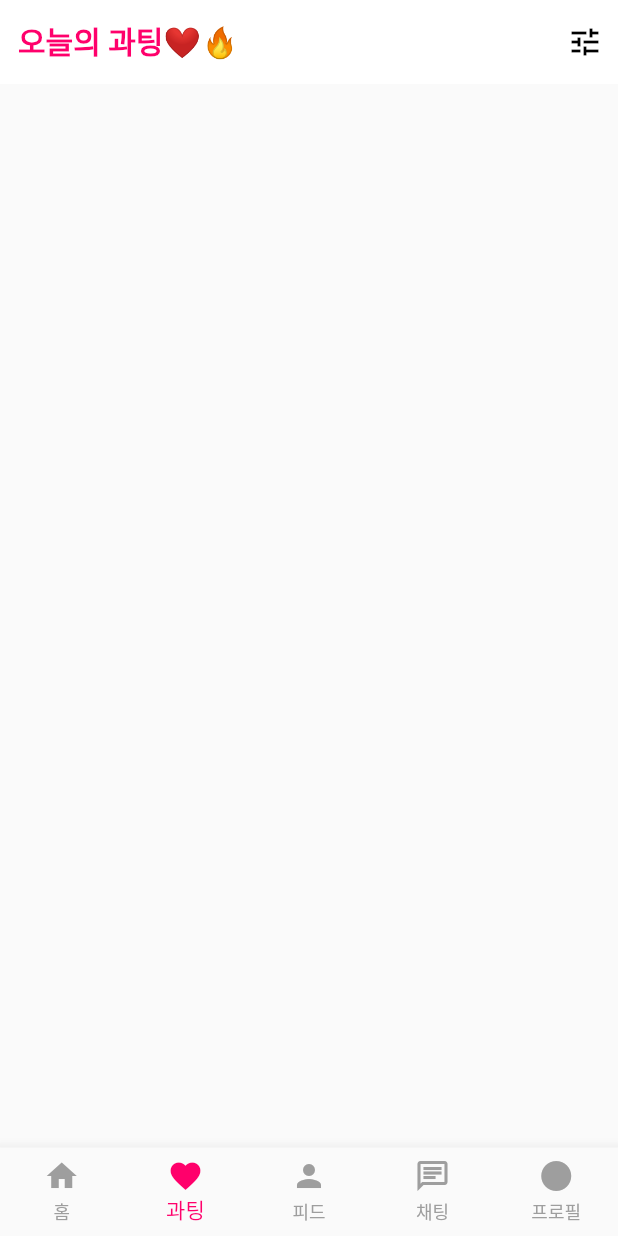
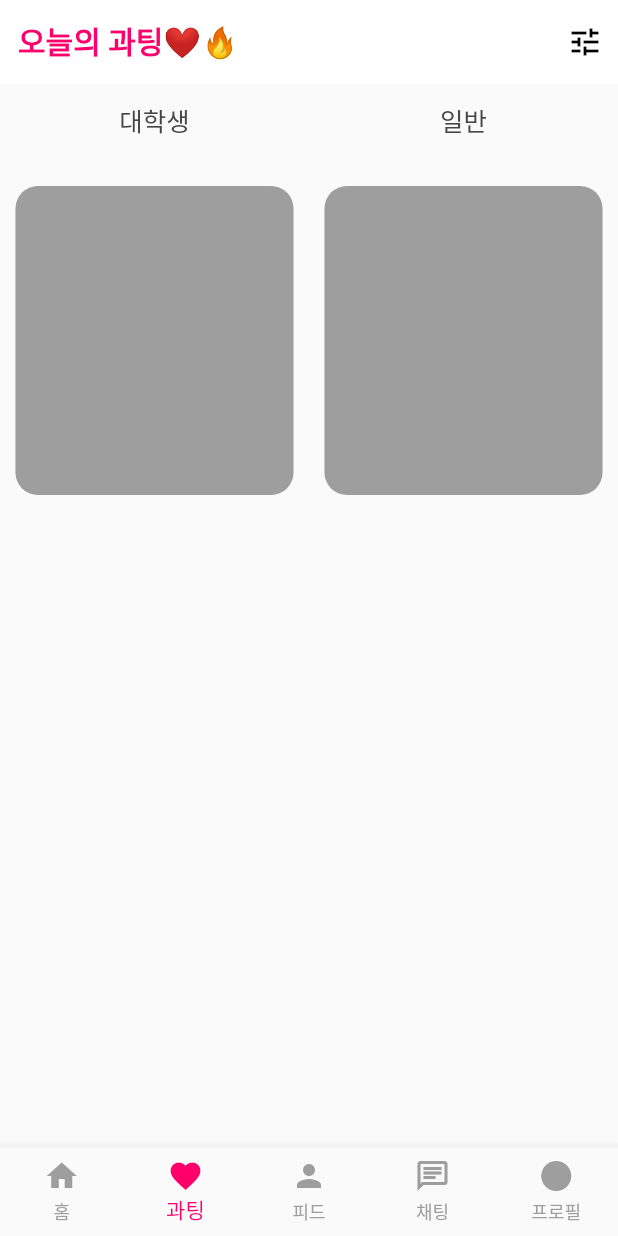
Before and after one commit to WantOscar/Dating_dw, a Flutter app: the screen it shows after launch, item 2 of the bottom bar chosen, on a phone screen of 412 x 824 dp. Run offline on Flutter 3.47's test engine with Material 2 defaults, Android fonts, the phone set to English and light mode, and no system bars; our stand-ins replace carousel_slider.

Commit message:
화면 업데이트

```diff
--- /dev/null
+++ b/lib/Widget/meeting_container.dart
@@ -0,0 +1,15 @@
+import 'package:flutter/material.dart';
+
+class MeetingContainer extends StatelessWidget {
+  const MeetingContainer({super.key});
+
+  @override
+  Widget build(BuildContext context) {
+    return Container(
+      width: MediaQuery.of(context).size.width * 0.45,
+      height: MediaQuery.of(context).size.height * 0.25,
+      decoration: BoxDecoration(
+          borderRadius: BorderRadius.circular(15), color: Colors.grey),
+    );
+  }
+}
--- a/lib/Widget/profile_photo.dart
+++ b/lib/Widget/profile_photo.dart
@@ -8,8 +8,8 @@ class ProfilePhoto extends StatelessWidget {
   @override
   Widget build(BuildContext context) {
     return Container(
-      width: 300,
-      height: 400,
+      width: MediaQuery.of(context).size.width * 0.8,
+      height: MediaQuery.of(context).size.height * 0.8,
       decoration: BoxDecoration(
           borderRadius: BorderRadius.circular(30), color: Colors.grey),
     );
--- a/lib/constant.dart
+++ b/lib/constant.dart
@@ -2,3 +2,4 @@ import 'package:flutter/material.dart';
 
 // Colors
 const fontColor = Color(0xFFFF006B);
+const font2Color = Color(0xFF464646);
--- a/lib/screen/main_screen.dart
+++ b/lib/screen/main_screen.dart
@@ -42,11 +42,10 @@ class MainScreen extends StatelessWidget {
               itemCount: 50,
               itemBuilder: (context, index, realIndex) => const ProfilePhoto(),
               options: CarouselOptions(
-                enlargeCenterPage: true,
-                aspectRatio: 1.3,
-                autoPlay: true,
-                viewportFraction: 0.8,
-              ),
+                  enlargeCenterPage: true,
+                  aspectRatio: 1,
+                  autoPlay: true,
+                  viewportFraction: 0.8),
             ),
             const SizedBox(height: 40),
             // Title and Info
--- a/lib/screen/meeting_screen.dart
+++ b/lib/screen/meeting_screen.dart
@@ -1,3 +1,4 @@
+import 'package:dating/Widget/meeting_container.dart';
 import 'package:dating/constant.dart';
 import 'package:flutter/material.dart';
 
@@ -29,6 +30,43 @@ class MeetingScreen extends StatelessWidget {
           ),
         ],
       ),
+      body: Column(
+        children: [
+          Row(
+            mainAxisAlignment: MainAxisAlignment.spaceAround,
+            children: [
+              TextButton(
+                onPressed: () {},
+                child: const Text(
+                  '대학생',
+                  style: TextStyle(fontSize: 17, color: font2Color),
+                ),
+              ),
+              TextButton(
+                onPressed: () {},
+                child: const Text(
+                  '일반',
+                  style: TextStyle(fontSize: 17, color: font2Color),
+                ),
+              ),
+            ],
+          ),
+          const SizedBox(
+            height: 20,
+          ),
+          const Column(
+            children: [
+              Row(
+                mainAxisAlignment: MainAxisAlignment.spaceAround,
+                children: [
+                  MeetingContainer(),
+                  MeetingContainer(),
+                ],
+              ),
+            ],
+          ),
+        ],
+      ),
     );
   }
 }
--- a/pubspec.yaml
+++ b/pubspec.yaml
@@ -36,6 +36,7 @@ dependencies:
   # Use with the CupertinoIcons class for iOS style icons.
   cupertino_icons: ^1.0.2
   carousel_slider: ^4.2.1
+  get: ^4.6.6
 
 dev_dependencies:
   flutter_test:
```
Also changed, not shown: pubspec.lock.
